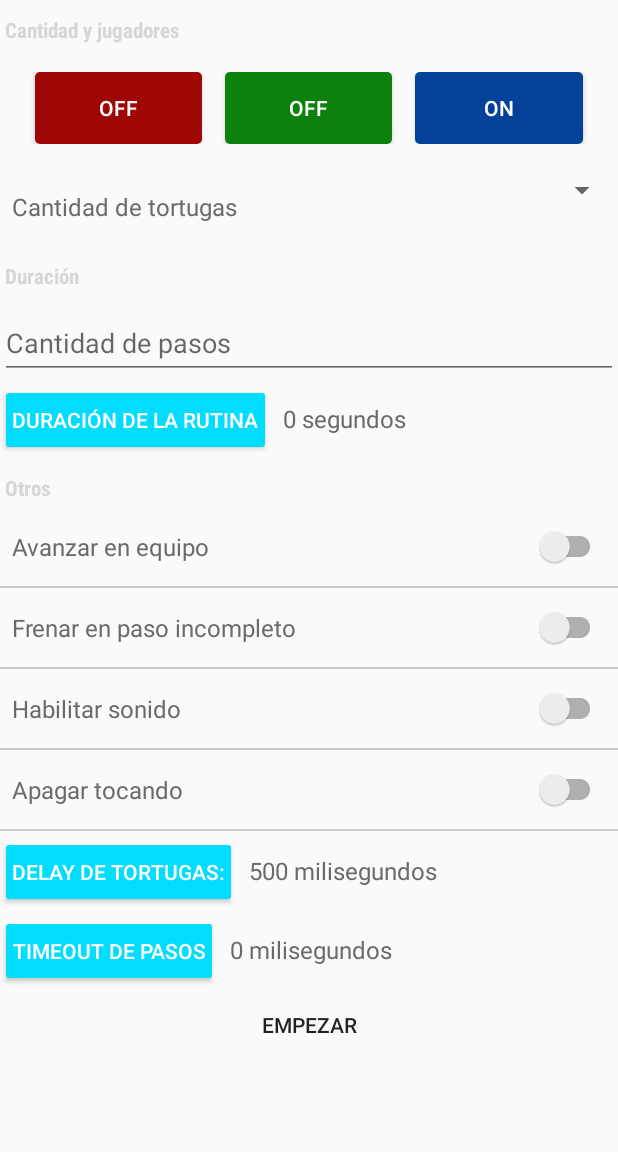
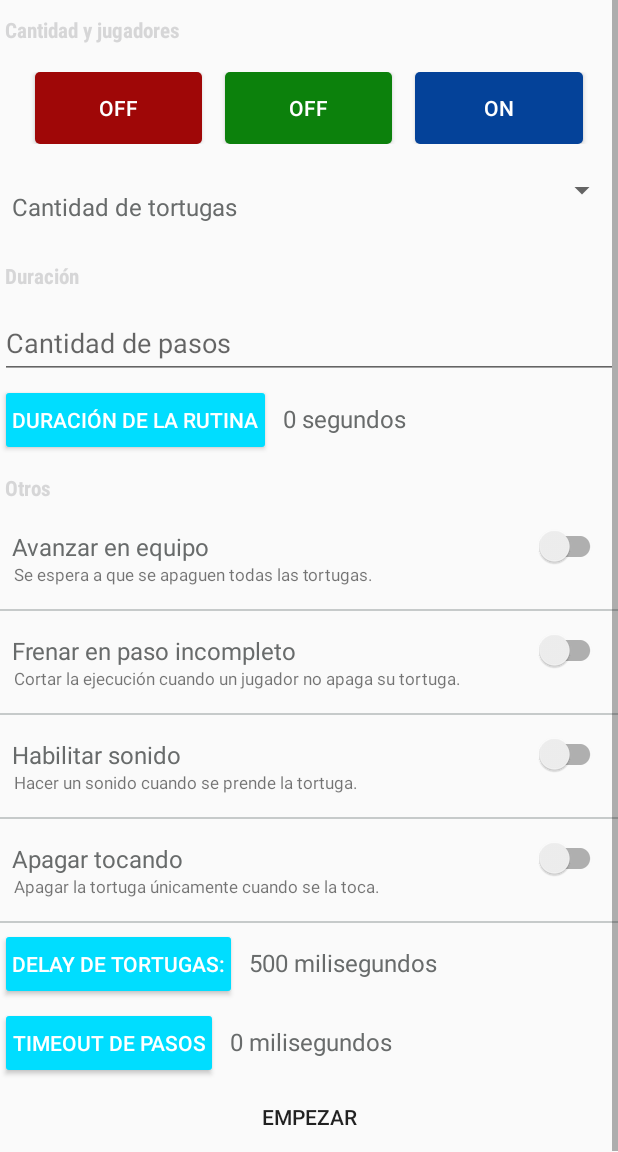
Before and after one commit to QSYdev/qsy-android, an Android app: the fragment PlayerExecutorFragment placed in its activity, on a phone screen of 412 x 824 dp, the part 84-1236 px from its top. Run offline under Robolectric (Android 15) with nearby library versions, the phone set to English and light mode, and no system bars; libraries missing offline, so code that uses them is left out: com.codetroopers.betterpickers, libterminal.api, libterminal.lib.node, libterminal.lib.routine, libterminal.patterns.observer and 1 more; 4 statements that could not run were skipped.

Commit message:
agrego descripciones a los compats

```diff
--- a/app/src/main/res/layout/player_executor_form.xml
+++ b/app/src/main/res/layout/player_executor_form.xml
@@ -131,31 +131,86 @@
             style="@style/FormTitle"
             android:text="@string/other_configs"/>
 
-        <android.support.v7.widget.SwitchCompat
-            android:id="@+id/wait_for_all_sc"
-            style="@style/FormSwitchCompat"
-            android:text="@string/wait_for_all"/>
+        <RelativeLayout
+            style="@style/FormFieldLayout"
+            android:id="@+id/wait_for_all_rl"
+            android:layout_width="match_parent"
+            android:layout_height="wrap_content">
+
+            <android.support.v7.widget.SwitchCompat
+                android:id="@+id/wait_for_all_sc"
+                style="@style/FormSwitchCompat"
+                android:text="@string/wait_for_all"/>
+
+            <TextView
+                style="@style/FormFieldDescription"
+                android:id="@+id/wait_for_all_tv"
+                android:layout_alignBottom="@+id/wait_for_all_sc"
+                android:text="@string/wait_for_all_description"/>
+        </RelativeLayout>
 
         <View style="@style/FormDivider"/>
+
+        <RelativeLayout
+            style="@style/FormFieldLayout"
+            android:id="@+id/stop_on_timeout_rl"
+            android:layout_width="match_parent"
+            android:layout_height="wrap_content">
 
         <android.support.v7.widget.SwitchCompat
             android:id="@+id/stop_on_timeout_sc"
             style="@style/FormSwitchCompat"
             android:text="@string/stop_on_timeout"/>
 
+            <TextView
+                style="@style/FormFieldDescription"
+                android:id="@+id/stop_on_timeout_tv"
+                android:layout_alignBottom="@+id/stop_on_timeout_sc"
+                android:text="@string/stop_on_timeout_description"/>
+
+        </RelativeLayout>
+
         <View style="@style/FormDivider"/>
+
+        <RelativeLayout
+            style="@style/FormFieldLayout"
+            android:id="@+id/sound_rl"
+            android:layout_width="match_parent"
+            android:layout_height="wrap_content">
 
         <android.support.v7.widget.SwitchCompat
             android:id="@+id/sound_sc"
             style="@style/FormSwitchCompat"
             android:text="@string/routine_sound"/>
 
+            <TextView
+                style="@style/FormFieldDescription"
+                android:id="@+id/sound_tv"
+                android:layout_alignBottom="@+id/sound_sc"
+                android:text="@string/sound_description"/>
+
+        </RelativeLayout>
+
         <View style="@style/FormDivider"/>
+
+        <RelativeLayout
+            style="@style/FormFieldLayout"
+            android:id="@+id/touch_node_rl"
+            android:layout_width="match_parent"
+            android:layout_height="wrap_content">
 
         <android.support.v7.widget.SwitchCompat
             android:id="@+id/touch_node_sc"
             style="@style/FormSwitchCompat"
             android:text="@string/touch_node"/>
+
+            <TextView
+                style="@style/FormFieldDescription"
+                android:id="@+id/touch_node_tv"
+                android:layout_alignBottom="@+id/touch_node_sc"
+                android:text="@string/touch_node_description"/>
+
+        </RelativeLayout>
 
         <View style="@style/FormDivider"/>
 
--- a/app/src/main/res/values/dimens.xml
+++ b/app/src/main/res/values/dimens.xml
@@ -26,4 +26,5 @@
     <dimen name="player_layout_margin_right">15dp</dimen>
     <dimen name="player_layout_margin_top">3dp</dimen>
     <dimen name="player_form_text_size">22dp</dimen>
+    <dimen name="form_field_text_description">11dp</dimen>
 </resources>
--- a/app/src/main/res/values/strings.xml
+++ b/app/src/main/res/values/strings.xml
@@ -54,4 +54,8 @@
     <!-- TODO: Remove or change this placeholder text -->
     <string name="hello_blank_fragment">Hello blank fragment</string>
     <string name="execution_label">Ejecución</string>
+    <string name="wait_for_all_description">Se espera a que se apaguen todas las tortugas.</string>
+    <string name="stop_on_timeout_description">Cortar la ejecución cuando un jugador no apaga su tortuga.</string>
+    <string name="sound_description">Hacer un sonido cuando se prende la tortuga.</string>
+    <string name="touch_node_description">Apagar la tortuga únicamente cuando se la toca.</string>
 </resources>
--- a/app/src/main/res/values/styles.xml
+++ b/app/src/main/res/values/styles.xml
@@ -72,4 +72,15 @@
         <item name="android:textColor">@color/form_fields_text_color</item>
     </style>
 
+    <style name="FormFieldLayout">
+        <item name="android:layout_marginBottom">@dimen/form_field_padding_bottom</item>
+    </style>
+
+    <style name="FormFieldDescription">
+        <item name="android:layout_height">wrap_content</item>
+        <item name="android:layout_width">wrap_content</item>
+        <item name="android:textSize">@dimen/form_field_text_description</item>
+        <item name="android:paddingStart">9dp</item>
+    </style>
+
 </resources>
```
